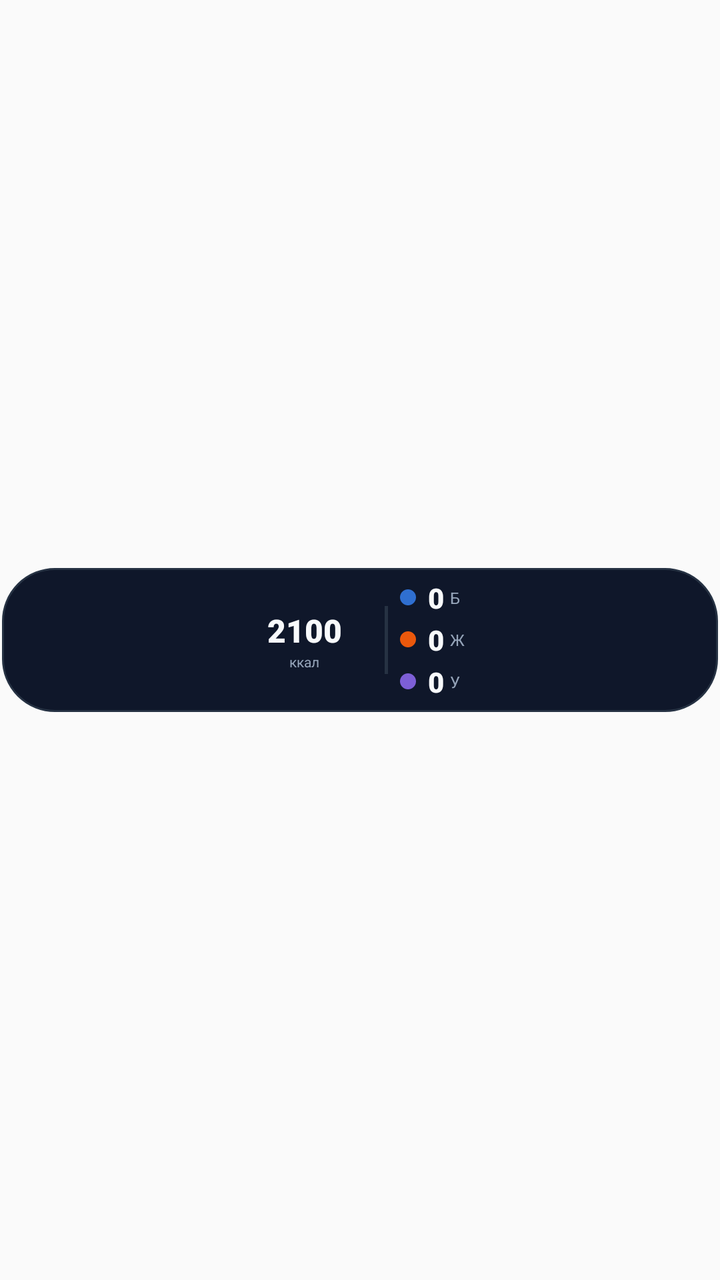
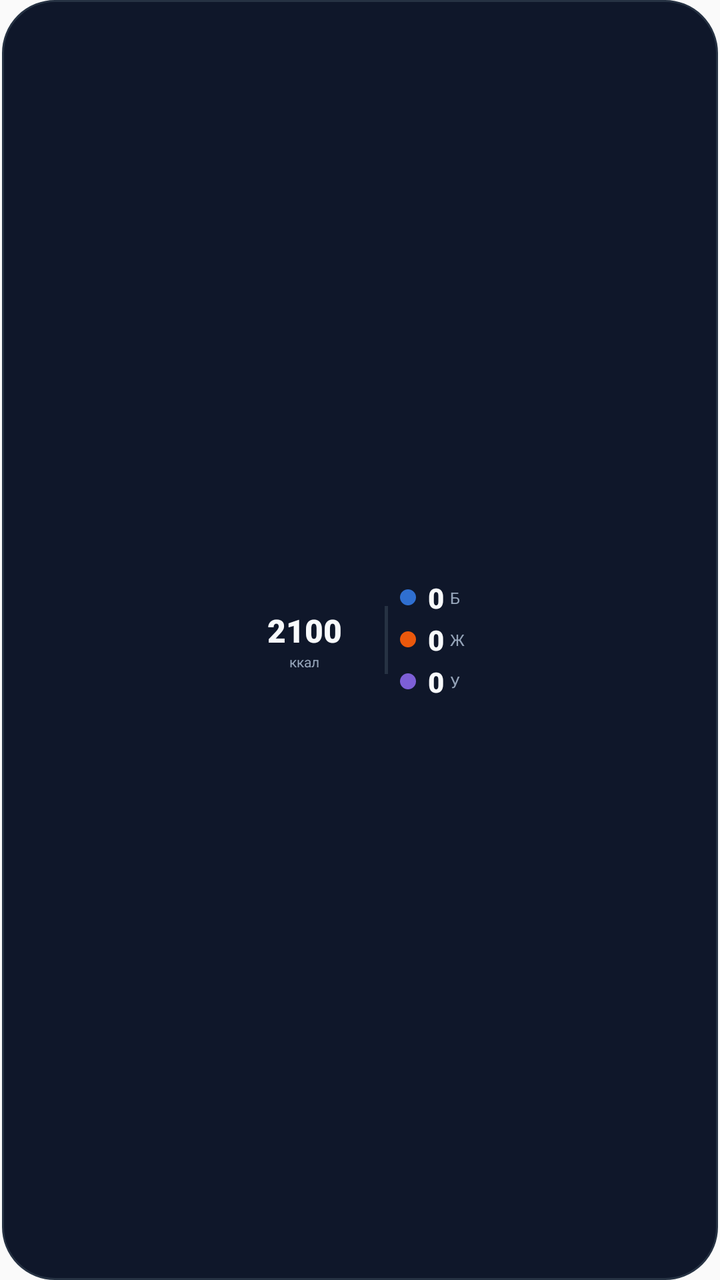

Screens rendered from an Android XML layout before and after an edit, with the pre-edit source and the edit as a unified diff.
<!-- AndroidManifest.xml: application theme AppTheme -->
<!-- res/layout/widget_calories_dark.xml -->
<?xml version="1.0" encoding="utf-8"?>
<FrameLayout xmlns:android="http://schemas.android.com/apk/res/android"
    android:id="@+id/widget_root"
    android:layout_width="match_parent"
    android:layout_height="match_parent">

    
    <FrameLayout
        android:layout_width="match_parent"
        android:layout_height="wrap_content"
        android:layout_gravity="center"
        android:layout_marginStart="1dp"
        android:layout_marginEnd="1dp"
        android:background="@drawable/widget_bg_dark"
        android:paddingStart="3dp"
        android:paddingEnd="10dp"
        android:paddingTop="4dp"
        android:paddingBottom="4dp">

        <LinearLayout
            android:layout_width="wrap_content"
            android:layout_height="wrap_content"
            android:layout_gravity="center"
            android:gravity="center_vertical"
            android:orientation="horizontal">

            
            <FrameLayout
                android:layout_width="64dp"
                android:layout_height="64dp"
                android:layout_marginEnd="4dp">

                <ImageView
                    android:id="@+id/widget_ring"
                    android:layout_width="64dp"
                    android:layout_height="64dp"
                    android:contentDescription="@null"
                    android:scaleType="fitCenter" />

                <LinearLayout
                    android:layout_width="wrap_content"
                    android:layout_height="wrap_content"
                    android:layout_gravity="center"
                    android:gravity="center_horizontal"
                    android:orientation="vertical">

                    <TextView
                        android:id="@+id/widget_remain"
                        android:layout_width="42dp"
                        android:layout_height="wrap_content"
                        android:autoSizeTextType="uniform"
                        android:autoSizeMinTextSize="9sp"
                        android:autoSizeMaxTextSize="16sp"
                        android:fontFamily="sans-serif-black"
                        android:gravity="center"
                        android:maxLines="1"
                        android:text="2100"
                        android:textColor="#F8FAFC"
                        android:textSize="16sp" />

                    <TextView
                        android:id="@+id/widget_remain_unit"
                        android:layout_width="wrap_content"
                        android:layout_height="wrap_content"
                        android:fontFamily="sans-serif"
                        android:gravity="center"
                        android:maxLines="1"
                        android:text="ккал"
                        android:textColor="#94A3B8"
                        android:textSize="7sp" />
                </LinearLayout>
            </FrameLayout>

            
            <FrameLayout
                android:layout_width="1.5dp"
                android:layout_height="34dp"
                android:layout_marginStart="4dp"
                android:layout_marginEnd="4dp"
                android:background="#263243" />

            <LinearLayout
                android:layout_width="wrap_content"
                android:layout_height="wrap_content"
                android:layout_marginStart="2dp"
                android:orientation="vertical">

                <LinearLayout
                    android:layout_width="wrap_content"
                    android:layout_height="wrap_content"
                    android:gravity="center_vertical"
                    android:orientation="horizontal">

                    <ImageView
                        android:id="@+id/widget_dot_p"
                        android:layout_width="8dp"
                        android:layout_height="8dp"
                        android:contentDescription="@null"
                        android:src="@drawable/widget_dot_protein" />

                    <TextView
                        android:id="@+id/widget_p"
                        android:layout_width="wrap_content"
                        android:layout_height="wrap_content"
                        android:layout_marginStart="6dp"
                        android:fontFamily="sans-serif-black"
                        android:maxLines="1"
                        android:text="0"
                        android:textColor="#F8FAFC"
                        android:textSize="14sp" />

                    <TextView
                        android:layout_width="wrap_content"
                        android:layout_height="wrap_content"
                        android:layout_marginStart="3dp"
                        android:fontFamily="sans-serif"
                        android:maxLines="1"
                        android:text="Б"
                        android:textColor="#94A3B8"
                        android:textSize="8sp" />
                </LinearLayout>

                <LinearLayout
                    android:layout_width="wrap_content"
                    android:layout_height="wrap_content"
                    android:layout_marginTop="2dp"
                    android:gravity="center_vertical"
                    android:orientation="horizontal">

                    <ImageView
                        android:id="@+id/widget_dot_f"
                        android:layout_width="8dp"
                        android:layout_height="8dp"
                        android:contentDescription="@null"
                        android:src="@drawable/widget_dot_fat" />

                    <TextView
                        android:id="@+id/widget_f"
                        android:layout_width="wrap_content"
                        android:layout_height="wrap_content"
                        android:layout_marginStart="6dp"
                        android:fontFamily="sans-serif-black"
                        android:maxLines="1"
                        android:text="0"
                        android:textColor="#F8FAFC"
                        android:textSize="14sp" />

                    <TextView
                        android:layout_width="wrap_content"
                        android:layout_height="wrap_content"
                        android:layout_marginStart="3dp"
                        android:fontFamily="sans-serif"
                        android:maxLines="1"
                        android:text="Ж"
                        android:textColor="#94A3B8"
                        android:textSize="8sp" />
                </LinearLayout>

                <LinearLayout
                    android:layout_width="wrap_content"
                    android:layout_height="wrap_content"
                    android:layout_marginTop="2dp"
                    android:gravity="center_vertical"
                    android:orientation="horizontal">

                    <ImageView
                        android:id="@+id/widget_dot_c"
                        android:layout_width="8dp"
                        android:layout_height="8dp"
                        android:contentDescription="@null"
                        android:src="@drawable/widget_dot_carbs" />

                    <TextView
                        android:id="@+id/widget_c"
                        android:layout_width="wrap_content"
                        android:layout_height="wrap_content"
                        android:layout_marginStart="6dp"
                        android:fontFamily="sans-serif-black"
                        android:maxLines="1"
                        android:text="0"
                        android:textColor="#F8FAFC"
                        android:textSize="14sp" />

                    <TextView
                        android:layout_width="wrap_content"
                        android:layout_height="wrap_content"
                        android:layout_marginStart="3dp"
                        android:fontFamily="sans-serif"
                        android:maxLines="1"
                        android:text="У"
                        android:textColor="#94A3B8"
                        android:textSize="8sp" />
                </LinearLayout>
            </LinearLayout>
        </LinearLayout>
    </FrameLayout>

</FrameLayout>
<!-- resources referenced by this layout -->
<resources>
  <!-- drawable widget_bg_dark (drawable) -->
  <?xml version="1.0" encoding="utf-8"?>
  <shape xmlns:android="http://schemas.android.com/apk/res/android"
      android:shape="rectangle">
      <solid android:color="#0F172A" />
      <corners android:radius="26dp" />
      <stroke
          android:width="1dp"
          android:color="#263243" />
  </shape>
  <!-- drawable widget_dot_carbs (drawable) -->
  <?xml version="1.0" encoding="utf-8"?>
  <shape xmlns:android="http://schemas.android.com/apk/res/android"
      android:shape="oval">
      <solid android:color="#7D5FD6" />
  </shape>
  <!-- drawable widget_dot_fat (drawable) -->
  <?xml version="1.0" encoding="utf-8"?>
  <shape xmlns:android="http://schemas.android.com/apk/res/android"
      android:shape="oval">
      <solid android:color="#EA580C" />
  </shape>
  <!-- drawable widget_dot_protein (drawable) -->
  <?xml version="1.0" encoding="utf-8"?>
  <shape xmlns:android="http://schemas.android.com/apk/res/android"
      android:shape="oval">
      <solid android:color="#2F6FD0" />
  </shape>
  <style name="AppTheme" parent="android:style/Theme.Material.Light.NoActionBar" />
</resources>

<!-- the commit's change to res/layout/widget_calories_dark.xml (unified diff, before → after) -->
@@ -7,15 +7,15 @@
     
     <FrameLayout
         android:layout_width="match_parent"
-        android:layout_height="wrap_content"
+        android:layout_height="match_parent"
         android:layout_gravity="center"
         android:layout_marginStart="1dp"
         android:layout_marginEnd="1dp"
         android:background="@drawable/widget_bg_dark"
         android:paddingStart="3dp"
         android:paddingEnd="10dp"
-        android:paddingTop="4dp"
-        android:paddingBottom="4dp">
+        android:paddingTop="12dp"
+        android:paddingBottom="12dp">
 
         <LinearLayout
             android:layout_width="wrap_content"
